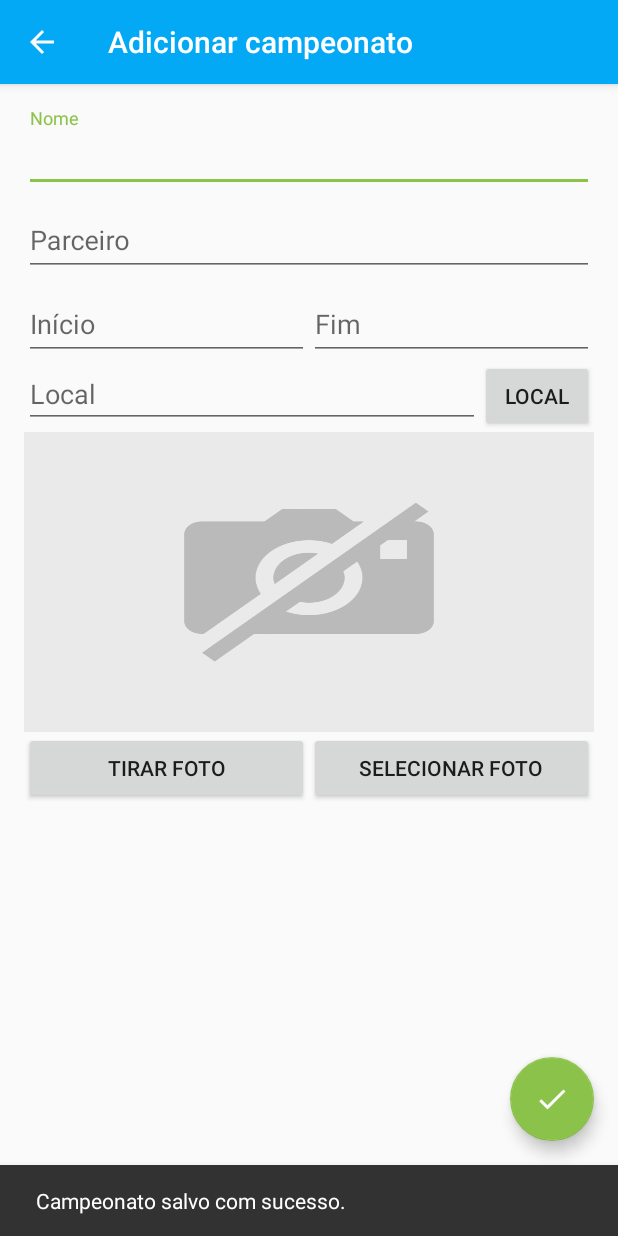
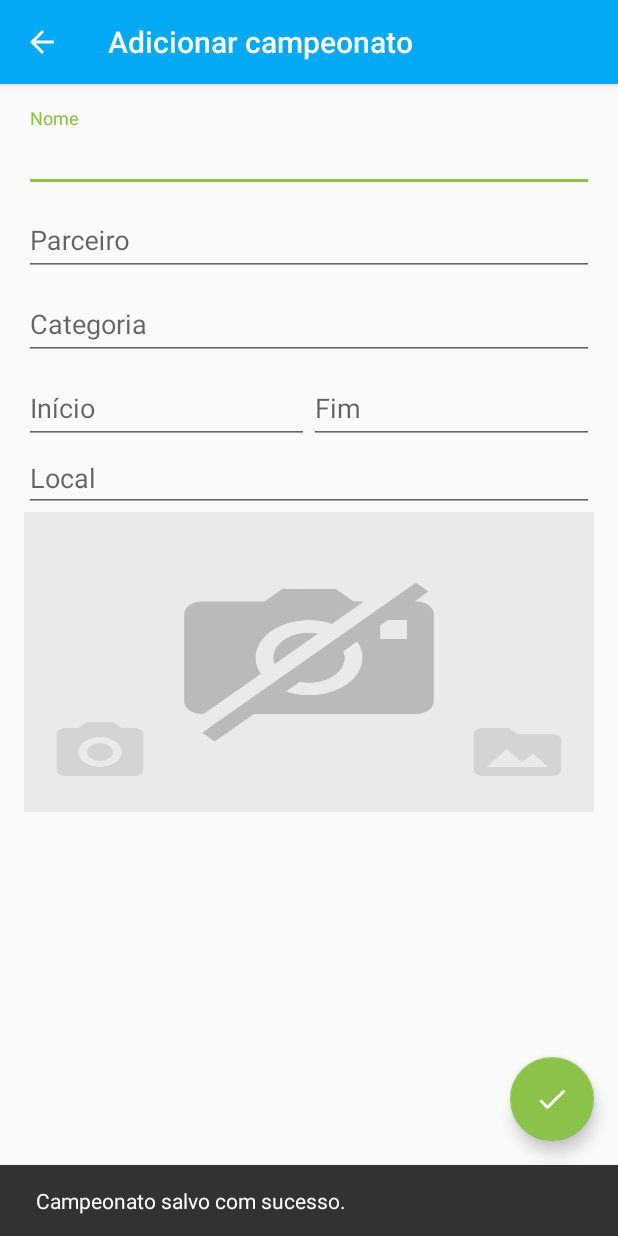
Before and after one commit to nunesrenato86/PadelLog, an Android app: the AddChampionshipActivity screen opened directly, with no data from a screen before it, after a tap on an icon or button, on a phone screen of 412 x 824 dp. Run offline under Robolectric (Android 15) with nearby library versions, the phone set to English and light mode, and no system bars; our stand-ins replace ButterKnife, Firebase (no records; nobody signed in at launch, a user with empty details on screens opened directly); libraries missing offline, so code that uses them is left out: com.wdullaer.materialdatetimepicker; 4 statements that could not run were skipped.

Commit message:
Saving all championship data

```diff
--- a/app/src/main/java/com/renatonunes/padellog/AddChampionshipActivity.java
+++ b/app/src/main/java/com/renatonunes/padellog/AddChampionshipActivity.java
@@ -23,7 +23,6 @@ import android.view.MenuItem;
 import android.view.View;
 import android.widget.EditText;
 import android.widget.ImageView;
-import android.widget.TextView;
 import android.widget.Toast;
 
 import com.google.android.gms.common.ConnectionResult;
@@ -33,6 +32,7 @@ import com.google.android.gms.common.api.GoogleApiClient;
 import com.google.android.gms.location.places.Place;
 import com.google.android.gms.location.places.Places;
 import com.google.android.gms.location.places.ui.PlacePicker;
+import com.google.android.gms.maps.model.LatLng;
 import com.google.firebase.auth.FirebaseAuth;
 import com.google.firebase.auth.FirebaseUser;
 import com.renatonunes.padellog.domain.Championship;
@@ -53,16 +53,33 @@ public class AddChampionshipActivity extends AppCompatActivity implements Google
         DialogInterface.OnCancelListener {
 
     //fields
-    @BindView(R.id.edtInitialDate)
+    @BindView(R.id.edt_add_championship_name)
+    EditText edtName;
+
+    @BindView(R.id.edt_add_partner_name)
+    EditText edtPartner;
+
+    @BindView(R.id.edt_add_initial_date)
     EditText edtInitialDate;
 
-    @BindView(R.id.edtFinalDate)
+    @BindView(R.id.edt_add_final_date)
     EditText edtFinalDate;
+
+    @BindView(R.id.edt_add_place)
+    EditText edtPlace;
+
+    @BindView(R.id.edt_add_category)
+    EditText edtCategory;
 
     static final int REQUEST_PLACE_PICKER = 103;
     private FloatingActionButton fab;
+    private final Activity mActivity = this;
 
+    //to handle dates
     private int year, month, day;
+
+    //to handle place
+    private LatLng mCurrentLatLng;
 
     //to handle images
     private ImageView mThumbnailPreview;
@@ -118,6 +135,25 @@ public class AddChampionshipActivity extends AppCompatActivity implements Google
             @Override
             public void onClick(View view) {
                 setDate(false);
+            }
+        });
+
+        edtPlace.setOnClickListener(new View.OnClickListener() {
+            @Override
+            public void onClick(View view) {
+                // Construct an intent for the place picker
+                try {
+                    PlacePicker.IntentBuilder intentBuilder = new PlacePicker.IntentBuilder();
+                    Intent intent = intentBuilder.build(mActivity);
+                    // Start the intent by requesting a result,
+                    // identified by a request code.
+                    startActivityForResult(intent, REQUEST_PLACE_PICKER);
+
+                } catch (GooglePlayServicesRepairableException e) {
+                    // ...
+                } catch (GooglePlayServicesNotAvailableException e) {
+                    // ...
+                }
             }
         });
     }
@@ -208,23 +244,18 @@ public class AddChampionshipActivity extends AppCompatActivity implements Google
 
             final CharSequence name = place.getName();
             final CharSequence address = place.getAddress();
+            mCurrentLatLng = place.getLatLng();
             String attributions = PlacePicker.getAttributions(data);
+
             if (attributions == null) {
                 attributions = "";
             }
 
-            TextView edtPlace = (TextView) findViewById(R.id.edtPlace);
             edtPlace.setText(name + " " + address + " " + Html.fromHtml(attributions));
-
-//            mViewName.setText(name);
-//            mViewAddress.setText(address);
-//            mViewAttributions.setText(Html.fromHtml(attributions));
 
         } else {
             super.onActivityResult(requestCode, resultCode, data);
         }
-
-
     }
 
     public void saveChampionship(){
@@ -232,16 +263,17 @@ public class AddChampionshipActivity extends AppCompatActivity implements Google
 
         if (user != null) {
 
-            TextView name = (TextView) findViewById(R.id.add_championship_name);
-            TextView partner = (TextView) findViewById(R.id.add_partner_name);
-
             Championship championship = new Championship();
-            championship.setName(name.getText().toString());
-            championship.setPartner(partner.getText().toString());
+            championship.setName(edtName.getText().toString());
+            championship.setPartner(edtPartner.getText().toString());
             championship.setOwner(user.getUid());
             championship.setImageStr(getImageStr());
             championship.setInitialDate(edtInitialDate.getText().toString());
             championship.setFinalDate(edtFinalDate.getText().toString());
+            championship.setCategory(edtCategory.getText().toString());
+            championship.setPlace(edtPlace.getText().toString());
+            championship.setLat(mCurrentLatLng.latitude);
+            championship.setLng(mCurrentLatLng.longitude);
             championship.saveDB();
 
             //ver aqui - tratar erro
@@ -315,23 +347,6 @@ public class AddChampionshipActivity extends AppCompatActivity implements Google
         Log.d("RNN", "failed");
     }
 
-
-    public void onPickButtonClick(View v) {
-        // Construct an intent for the place picker
-        try {
-            PlacePicker.IntentBuilder intentBuilder = new PlacePicker.IntentBuilder();
-            Intent intent = intentBuilder.build(this);
-            // Start the intent by requesting a result,
-            // identified by a request code.
-            startActivityForResult(intent, REQUEST_PLACE_PICKER);
-
-        } catch (GooglePlayServicesRepairableException e) {
-            // ...
-        } catch (GooglePlayServicesNotAvailableException e) {
-            // ...
-        }
-    }
-
     private void setDate(Boolean initial){
         initDate();
 
--- a/app/src/main/java/com/renatonunes/padellog/domain/Championship.java
+++ b/app/src/main/java/com/renatonunes/padellog/domain/Championship.java
@@ -18,6 +18,10 @@ public class Championship {
     private String imageStr;
     private String initialDate;
     private String finalDate;
+    private String category;
+    private String place;
+    private Double lat;
+    private Double lng;
 
     public Championship() {}
 
@@ -57,6 +61,34 @@ public class Championship {
         this.finalDate = finalDate;
     }
 
+    public String getCategory() {return category;}
+
+    public void setCategory(String category) {this.category = category;}
+
+    public String getPlace() {
+        return place;
+    }
+
+    public void setPlace(String place) {
+        this.place = place;
+    }
+
+    public Double getLat() {
+        return lat;
+    }
+
+    public void setLat(Double lat) {
+        this.lat = lat;
+    }
+
+    public Double getLng() {
+        return lng;
+    }
+
+    public void setLng(Double lng) {
+        this.lng = lng;
+    }
+
     @Exclude
     public String getId() {
         return id;
@@ -89,5 +121,4 @@ public class Championship {
             firebase.setValue(this, completionListener[0]);
         }
     }
-
 }
--- /dev/null
+++ b/app/src/main/res/drawable/ic_camera.xml
@@ -0,0 +1,10 @@
+<!-- drawable/camera.xml -->
+<vector xmlns:android="http://schemas.android.com/apk/res/android"
+    android:height="24dp"
+    android:width="24dp"
+    android:viewportWidth="24"
+    android:viewportHeight="24">
+    <path
+        android:fillColor="#D4D4D4"
+        android:pathData="M4,4H7L9,2H15L17,4H20A2,2 0 0,1 22,6V18A2,2 0 0,1 20,20H4A2,2 0 0,1 2,18V6A2,2 0 0,1 4,4M12,7A5,5 0 0,0 7,12A5,5 0 0,0 12,17A5,5 0 0,0 17,12A5,5 0 0,0 12,7M12,9A3,3 0 0,1 15,12A3,3 0 0,1 12,15A3,3 0 0,1 9,12A3,3 0 0,1 12,9Z" />
+</vector>
--- /dev/null
+++ b/app/src/main/res/drawable/ic_folder_image.xml
@@ -0,0 +1,10 @@
+<!-- drawable/folder_image.xml -->
+<vector xmlns:android="http://schemas.android.com/apk/res/android"
+    android:height="24dp"
+    android:width="24dp"
+    android:viewportWidth="24"
+    android:viewportHeight="24">
+    <path
+        android:fillColor="#d4d4d4"
+        android:pathData="M5,17L9.5,11L13,15.5L15.5,12.5L19,17M20,6H12L10,4H4A2,2 0 0,0 2,6V18A2,2 0 0,0 4,20H20A2,2 0 0,0 22,18V8A2,2 0 0,0 20,6Z" />
+</vector>
--- /dev/null
+++ b/app/src/main/res/drawable/ic_marker.xml
@@ -0,0 +1,8 @@
+<!-- drawable/map_marker.xml -->
+<vector xmlns:android="http://schemas.android.com/apk/res/android"
+    android:height="24dp"
+    android:width="24dp"
+    android:viewportWidth="24"
+    android:viewportHeight="24">
+    <path android:fillColor="#000" android:pathData="M12,11.5A2.5,2.5 0 0,1 9.5,9A2.5,2.5 0 0,1 12,6.5A2.5,2.5 0 0,1 14.5,9A2.5,2.5 0 0,1 12,11.5M12,2A7,7 0 0,0 5,9C5,14.25 12,22 12,22C12,22 19,14.25 19,9A7,7 0 0,0 12,2Z" />
+</vector>
--- a/app/src/main/res/layout/content_add_championship.xml
+++ b/app/src/main/res/layout/content_add_championship.xml
@@ -18,7 +18,7 @@
         android:layout_height="wrap_content">
 
         <EditText
-            android:id="@+id/add_championship_name"
+            android:id="@+id/edt_add_championship_name"
             android:layout_width="match_parent"
             android:layout_height="wrap_content"
             android:hint="@string/edt_championship_name"
@@ -34,10 +34,26 @@
         android:layout_height="wrap_content">
 
         <EditText
-            android:id="@+id/add_partner_name"
+            android:id="@+id/edt_add_partner_name"
             android:layout_width="match_parent"
             android:layout_height="wrap_content"
             android:hint="@string/edt_partner_name"
+            android:imeOptions="actionUnspecified"
+            android:inputType="textCapWords"
+            android:maxLines="1"
+            android:singleLine="true" />
+
+    </android.support.design.widget.TextInputLayout>
+
+    <android.support.design.widget.TextInputLayout
+        android:layout_width="match_parent"
+        android:layout_height="wrap_content">
+
+        <EditText
+            android:id="@+id/edt_add_category"
+            android:layout_width="match_parent"
+            android:layout_height="wrap_content"
+            android:hint="@string/edt_category"
             android:imeOptions="actionUnspecified"
             android:inputType="textCapWords"
             android:maxLines="1"
@@ -57,7 +73,7 @@
             android:layout_height="wrap_content">
 
             <EditText
-                android:id="@+id/edtInitialDate"
+                android:id="@+id/edt_add_initial_date"
                 android:layout_width="match_parent"
                 android:layout_height="wrap_content"
                 android:hint="@string/edt_initial_date"
@@ -75,7 +91,7 @@
             android:layout_height="wrap_content">
 
             <EditText
-                android:id="@+id/edtFinalDate"
+                android:id="@+id/edt_add_final_date"
                 android:layout_width="match_parent"
                 android:layout_height="wrap_content"
                 android:focusable="false"
@@ -89,35 +105,23 @@
 
     </LinearLayout>
 
-    <LinearLayout
+    <EditText
+        android:id="@+id/edt_add_place"
         android:layout_width="match_parent"
         android:layout_height="wrap_content"
-        android:orientation="horizontal"
-        android:weightSum="1">
-
-        <EditText
-            android:id="@+id/edtPlace"
-            android:layout_width="0dp"
-            android:layout_weight="0.8"
-            android:layout_height="wrap_content"
         android:hint="Local"
+        android:focusable="false"
         android:imeOptions="actionUnspecified"
         android:inputType="date"
         android:maxLines="1"
         android:singleLine="true" />
 
-        <Button
-            android:layout_weight="0.2"
-            android:layout_width="0dp"
-            android:layout_height="wrap_content"
-            android:id="@+id/btnPickPlace"
-            android:onClick="onPickButtonClick"
-            android:text="Local"/>
-
-    </LinearLayout>
+    <FrameLayout
+        android:layout_height="200dp"
+        android:layout_width="match_parent">
 
         <ImageView
-        android:layout_height="200dp"
+            android:layout_height="match_parent"
             android:layout_width="match_parent"
             android:id="@+id/thumbnail_preview"
             android:background="@drawable/no_photo"/>
@@ -125,25 +129,33 @@
         <LinearLayout
             android:layout_width="match_parent"
             android:layout_height="wrap_content"
-        android:orientation="horizontal">
+            android:orientation="horizontal"
+            android:layout_gravity="bottom"
+            android:padding="16dp">
 
             <Button
-            android:layout_weight="0.5"
+                android:layout_weight="0.2"
                 android:layout_width="0dp"
                 android:layout_height="wrap_content"
                 android:id="@+id/btnTakePhoto"
                 android:onClick="TakePhoto"
-            android:text="Tirar Foto"/>
+                android:background="@drawable/ic_camera"/>
+            <Button
+                android:layout_weight="0.6"
+                android:layout_width="0dp"
+                android:layout_height="wrap_content"
+                android:id="@+id/btnTakePhoto3"
+                android:onClick="TakePhoto"
+                android:visibility="invisible"
+                android:background="@drawable/ic_camera"/>
             <Button
                 android:layout_width="0dp"
-            android:layout_weight="0.5"
+                android:layout_weight="0.2"
                 android:layout_height="wrap_content"
                 android:id="@+id/btnPickPhoto"
                 android:onClick="PickPhoto"
-            android:text="Selecionar Foto"/>
+                android:background="@drawable/ic_folder_image"/>
 
         </LinearLayout>
-
-
-
+    </FrameLayout>
 </LinearLayout>
--- a/app/src/main/res/values/strings.xml
+++ b/app/src/main/res/values/strings.xml
@@ -63,17 +63,7 @@
     <string name="facebook_app_id">1748665178734590</string>
     <string name="my_google_app_id">AIzaSyB3ae8wt65A-rBBcFKGManixntl9JaVpww</string>
 
-    <string name="github_app_id"></string>
-    <string name="github_app_secret"></string>
-    <string name="github_app_url"></string>
-    <string name="chk_topics">Topics</string>
-    <string name="chk_soccer">Futebol</string>
-    <string name="chk_basketball">Basquete</string>
-    <string name="chk_volley">Volei</string>
-    <string name="chk_swimming">Natação</string>
-    <string name="chk_news">Notícias gerais</string>
     <string name="chk_unique_token">Unique token id</string>
-
 
     <string name="nav_logout">Logout</string>
     <string name="nav_championships">Campeonatos</string>
@@ -85,6 +75,9 @@
     <string name="title_activity_add_championship">Adicionar campeonato</string>
     <string name="edt_championship_name">Nome</string>
     <string name="edt_partner_name">Parceiro</string>
+    <string name="edt_category">Categoria</string>
+
+    <string name="menu_save">Salvar</string>
 
 
 </resources>
```
Lines whose indentation alone changed are shown as unchanged.
